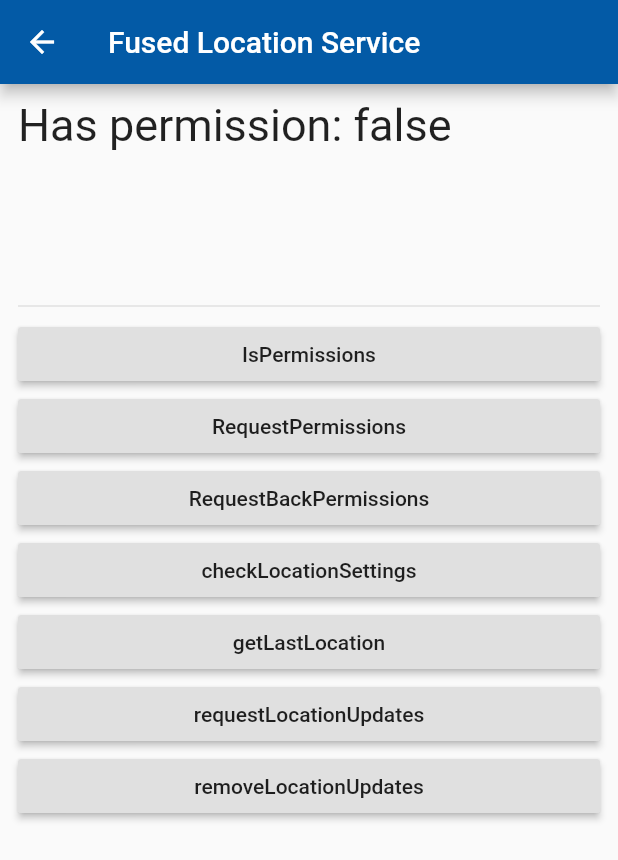
After one commit to chia7123/mobileasm, a Flutter app: the FusedLocation screen opened directly, after a tap on "IsPermissions", on a phone screen of 412 x 824 dp. The commit adds this screen. Shown: the top 860 px of the screen. Run offline on Flutter 3.47's test engine with Material 2 defaults, Android fonts, the phone set to English and light mode, and no system bars; drawn by our look-alikes of auto_size_text; our stand-ins replace cloud_firestore, dropdown_search, firebase_auth, firebase_core, firebase_storage, flutter_spinkit and 5 more; missing offline and left inert: age, huawei_location; accounts and stored records are empty.

Commit message:
Ben Final

```diff
--- a/lib/Settings/theme.dart
+++ b/lib/Settings/theme.dart
@@ -18,7 +18,7 @@ class ThemePage extends StatefulWidget {
 class AppColors {
 
   static const Color PRIMARY_COLOR = Color(0xFFEEEEEE);
-  static const Color SECONDARY_COLOR = Color(0xFF1C4670);
+  static const Color SECONDARY_COLOR = Color(0xFF035AA6);
   static const Color ACCENT_COLOR = Color(0xFFF1E9E5);
 }
 
--- /dev/null
+++ b/lib/location_service_huawei/fused_location.dart
@@ -0,0 +1,215 @@
+import 'dart:async';
+import 'package:auto_size_text/auto_size_text.dart';
+import 'package:flutter/cupertino.dart';
+import 'package:flutter/material.dart';
+import 'package:huawei_location/location/fused_location_provider_client.dart';
+import 'package:huawei_location/location/location.dart';
+import 'package:huawei_location/location/location_callback.dart';
+import 'package:huawei_location/location/location_request.dart';
+import 'package:huawei_location/location/location_settings_request.dart';
+import 'package:huawei_location/location/location_settings_states.dart';
+import 'package:huawei_location/permission/permission_handler.dart';
+
+
+
+class FusedLocation extends StatefulWidget {
+  static const String routeName = "FusedLocationScreen";
+  @override
+  _FusedLocationState createState() => _FusedLocationState();
+}
+
+class _FusedLocationState extends State<FusedLocation> {
+
+  PermissionHandler permissionHandler;
+  FusedLocationProviderClient locationService;
+  List<LocationRequest> locationRequestList;
+  LocationSettingsRequest locationSettingsRequest;
+  LocationRequest locationRequest;
+  StreamSubscription<Location> streamSubs;
+  LocationCallback locationCallback;
+
+
+
+
+  String infoText = "Unknown";
+
+  int requestCode;
+  @override
+  void initState() {
+    super.initState();
+    // init services
+    locationService = FusedLocationProviderClient();
+    permissionHandler = PermissionHandler();
+    locationRequest = LocationRequest();
+    locationRequest.interval = 5000;
+    locationRequestList = <LocationRequest>[locationRequest];
+    locationSettingsRequest =
+        LocationSettingsRequest(requests: locationRequestList);
+
+    streamSubs = locationService.onLocationData.listen((location) {
+      print(location.toString());
+    });
+
+
+
+
+  }
+
+  void requestLocationUpdates() async {
+    try {
+      requestCode = await locationService.requestLocationUpdatesCb(
+          locationRequest, locationCallback);
+
+      setState(() {
+        infoText =
+            "Location updates requested successfully " + locationCallback.toString();
+      });
+    } catch (e) {
+      setState(() {
+        infoText = e.toString();
+      });
+    }
+  }
+
+  void removeLocationUpdates() async {
+    try{
+      await locationService.removeLocationUpdates(requestCode);
+      requestCode = null;
+      setState(() {
+        infoText = "Location updates are removed successfully";
+
+
+      });
+    } catch(e){
+      infoText = e.toString();
+    }
+
+  }
+
+  Future<Location> getLastLocation() async {
+    setState(() {
+      infoText = "";
+    });
+    try {
+      Location location = await locationService.getLastLocation();
+      return location;
+    } catch (e) {
+      setState(() {
+        infoText = e.toString();
+      });
+    }
+  }
+  hasPermission() async {
+    try {
+      bool status = await permissionHandler.hasLocationPermission();
+      setState(() {
+        infoText = "Has permission: $status";
+      });
+    } catch (e) {
+      setState(() {
+        infoText = e.toString();
+      });
+    }
+  }
+
+  void requestPermission() async {
+    try {
+      bool status = await permissionHandler.requestLocationPermission();
+      setState(() {
+        infoText = "Is permission granted $status";
+      });
+    } catch (e) {
+      setState(() {
+        infoText = e.toString();
+      });
+    }
+  }
+
+  void requestBackgroundLocationPermission() async {
+    try {
+      bool status = await permissionHandler.requestBackgroundLocationPermission();
+      setState(() {
+        infoText = "Is permission granted $status";
+      });
+    } catch (e) {
+      setState(() {
+        infoText = e.toString();
+      });
+    }
+  }
+
+  void checkLocationSettings() async {
+    try {
+      LocationSettingsStates states = await locationService.checkLocationSettings(locationSettingsRequest);
+      setState(() {
+        infoText = states.toString();
+      });
+    } catch (e) {
+      setState(() {
+        infoText = e.toString();
+      });
+    }
+  }
+
+  @override
+  Widget build(BuildContext context) {
+    return Scaffold(
+      resizeToAvoidBottomInset: false,
+      appBar: AppBar(
+        title: const Text('Fused Location Service'),
+      ),
+      body:  SingleChildScrollView(
+        child: Container(
+          padding: EdgeInsets.symmetric(horizontal: 12),
+          child: Column(
+            crossAxisAlignment: CrossAxisAlignment.stretch,
+            children: <Widget>[
+              Container(
+                padding: EdgeInsets.only(
+                  top: 10,
+                ),
+                height: 140,
+                child: AutoSizeText(infoText,style: TextStyle(fontSize: 30),maxLines: 9),
+              ),
+              Divider(
+                thickness: 0.1,
+                color: Colors.black,
+              ),
+              RaisedButton(
+                child:Text("IsPermissions"),
+                onPressed: hasPermission,
+              ),
+              RaisedButton(
+                child:Text("RequestPermissions"),
+                onPressed: requestPermission,
+              ),
+              RaisedButton(
+                child:Text("RequestBackPermissions"),
+                onPressed: requestBackgroundLocationPermission,
+              ),
+              RaisedButton(
+                child:Text("checkLocationSettings"),
+                onPressed: checkLocationSettings,
+              ),
+              RaisedButton(
+                child:Text("getLastLocation"),
+                onPressed: getLastLocation,
+              ),
+              RaisedButton(
+                child:Text("requestLocationUpdates"),
+                onPressed: requestLocationUpdates,
+              ),
+              RaisedButton(
+                child:Text("removeLocationUpdates"),
+                onPressed: removeLocationUpdates,
+              ),
+
+            ],
+          ),
+        ),
+      ),
+    );
+  }
+
+
+}
--- a/lib/location_service_huawei/global.dart
+++ b/lib/location_service_huawei/global.dart
@@ -79,7 +79,7 @@ class _CustomDialogBoxState extends State<CustomDialogBox> {
                   TextButton(
                     onPressed: () {
                       Navigator.of(context).pop();
-                      encountered_username.add(widget.title.toString());
+                      encountered_username.add(widget.title);
                       DatabaseMethods().saveEncounter();
                     },
                     child: Text(
--- a/lib/widget/drawer.dart
+++ b/lib/widget/drawer.dart
@@ -56,7 +56,7 @@ class Drawers extends StatelessWidget {
           }),
           buildListTile('Encounter List', Icons.list, () {
             Navigator.push(context,
-                MaterialPageRoute(builder: (context) => encounter_list()));
+                MaterialPageRoute(builder: (context) => encounter_list_page()));
           }),
           buildListTile('Logout', Icons.logout, () {
             FirebaseAuth.instance.signOut();
```
Also changed, not shown: lib/Screen/chat_room.dart (+44 -88 lines), lib/database/database.dart (+22 -1 lines), lib/location_service_huawei/encounter_list.dart (+87 -34 lines), lib/widget/user_profile.dart (+6 -9 lines).
